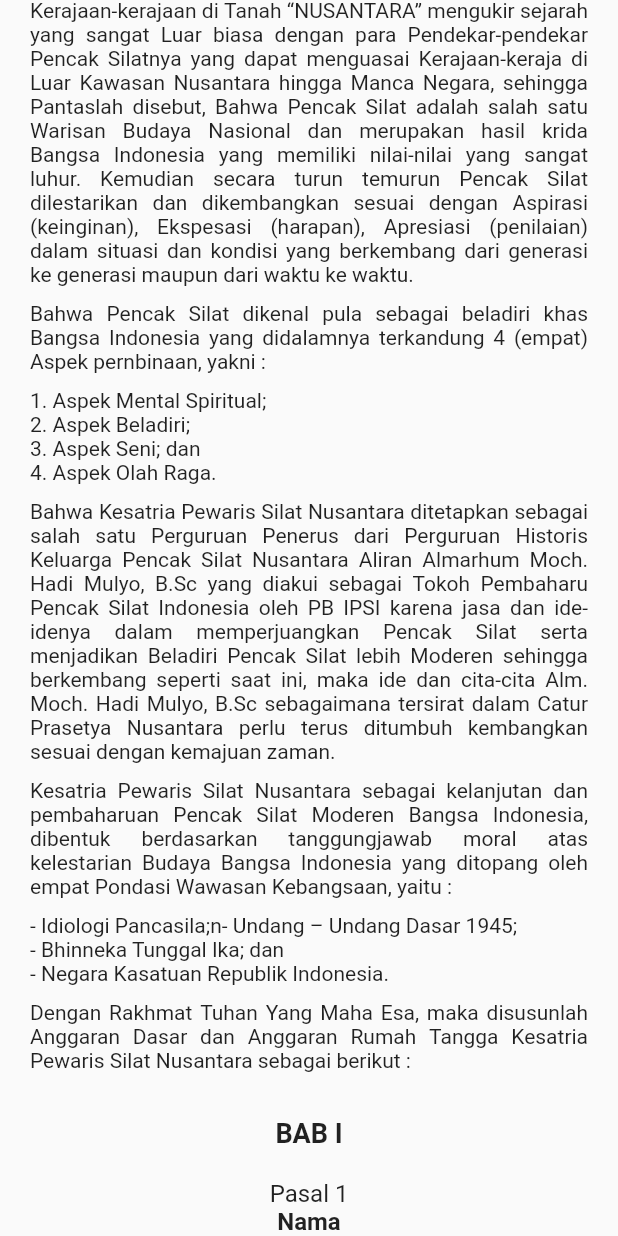
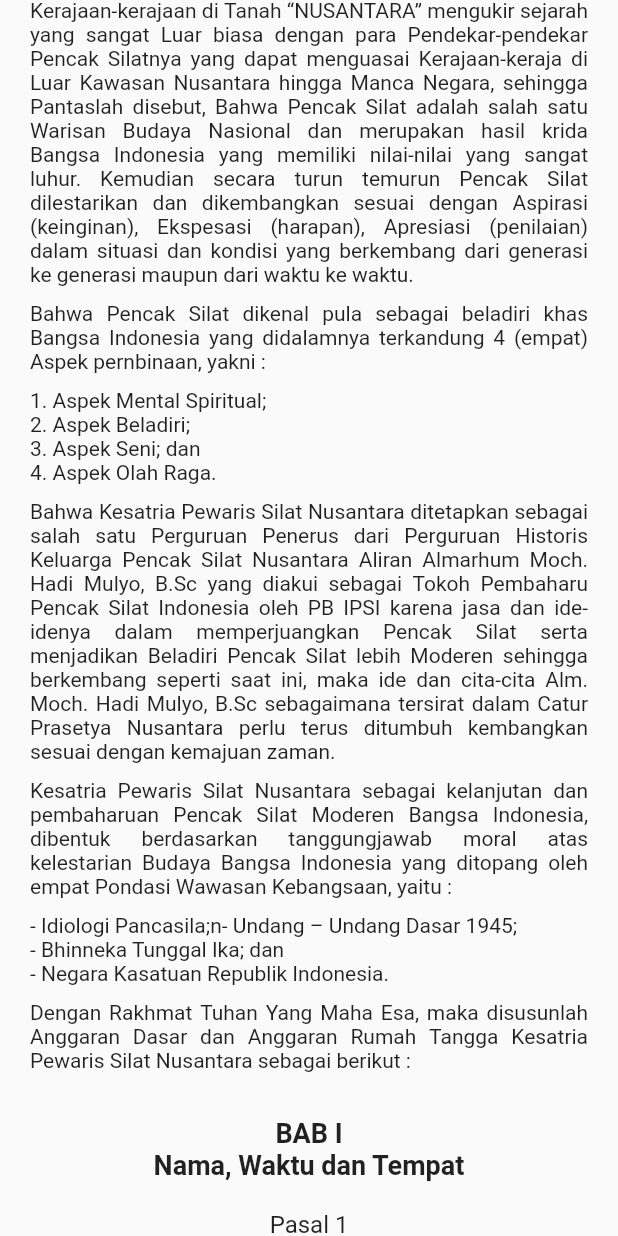
Before and after one commit to reonm4tcha/kps_nusantara_app, a Flutter app: the AD_dan_ART_Page widget shown alone on an empty page, opened directly, scrolled down 179 dp, on a phone screen of 412 x 824 dp. Run offline on Flutter 3.47's test engine with Material 2 defaults, Android fonts, the phone set to English and light mode, and no system bars; our stand-ins replace native_video_view; missing offline and left inert: syncfusion_flutter_pdfviewer.

Commit message:
manage page v12

```diff
--- a/lib/data/Data Lainnya/data AD DAN ART.dart
+++ b/lib/data/Data Lainnya/data AD DAN ART.dart
@@ -1,5 +1,5 @@
 class data_AD_DAN_ART{
-
+  //Pembukaan
   static String head_Pembukaan = 'I. PEMBUKAAN';
   static String isi_Pembukaan1 =
       '''Pencak Silat memiliki Peran Penting dalam berdirinya Bangsa Indonesia serta menjadikan Bangsa Indonesia sebagai Bangsa yang besar dan diakui seluruh Dunia, sebelum Negara Kesatuan Republik Indonesia ada Kerajaan-kerajaan di Tanah “NUSANTARA” mengukir sejarah yang sangat Luar biasa dengan para Pendekar-pendekar Pencak Silatnya yang dapat menguasai Kerajaan-keraja di Luar Kawasan Nusantara hingga Manca Negara, sehingga Pantaslah disebut, Bahwa Pencak Silat adalah salah satu Warisan Budaya Nasional dan merupakan hasil krida Bangsa Indonesia yang memiliki nilai-nilai yang sangat luhur. Kemudian secara turun temurun Pencak Silat dilestarikan dan dikembangkan sesuai dengan Aspirasi (keinginan), Ekspesasi (harapan), Apresiasi (penilaian) dalam situasi dan kondisi yang berkembang dari generasi ke generasi maupun dari waktu ke waktu.''';
@@ -13,10 +13,16 @@ class data_AD_DAN_ART{
   static String isi_Pembukaan6 = '- Idiologi Pancasila;n\- Undang – Undang Dasar 1945;\n- Bhinneka Tunggal Ika; dan\n- Negara Kasatuan Republik Indonesia.';
   static String isi_Pembukaan7 = 'Dengan Rakhmat Tuhan Yang Maha Esa, maka disusunlah Anggaran Dasar dan Anggaran Rumah Tangga Kesatria Pewaris Silat Nusantara sebagai berikut :';
 
+  //BAB I
   static String BAB_I = 'BAB I';
   static String jenis_pasalBABI = 'Nama, Waktu dan Tempat';
   static String no_1BABI = 'Pasal 1';
   static String nama_passal1BABI = 'Nama';
-  static String isi_passalBABI =
+  static String isi_passal1BABI =
   '''Perguruan ini bernama Kesatria Pewaris Silat Nusantara atau disingkat “Kesatria PS Nusantara”. Kesatria Pewaris Silat Nusantara didirikan sebagai Penerus Estafet dari Kesatria PS Nusantara yang di Pelopori Almarhum Moch. Hadi Mulyo, B.Sc berawal, pada tanggal 28 Juli 1968 dengan nama "Studi Group Pencak Silat Nusantara" untuk kemudian pada tanggal 28 Juli 1973 berganti nama menjadi Keluarga Pencak Silat Nusantara, dalam rangka melestarikan Keilmuan Almarhum Moch. Hadi Mulyo,B.Sc serta pengamalan Catur Prasetya Nusantara maka pada tanggal 25 Februari 2018 terbentuklah pembaharuan  "Kesatria Pewaris Silat Nusantara"., Namun tetap mengacu pada hari Jadinya “Studi Group Pencak Silat Nusantara” Tanggal 28 Juli 1968.''';
+  static String no_2BABI = 'Pasal 2';
+  static String nama_passal2BABI = 'Waktu';
+  static String isi_passal2BABI =
+  '''Kesatria Pewaris Silat Nusantara didirikan untuk waktu yang tidak ditentukan.''';
+
 }
--- a/lib/widgets/AD DAN ART Page.dart
+++ b/lib/widgets/AD DAN ART Page.dart
@@ -94,8 +94,8 @@ Widget AD_dan_ART_Page(){
         width: double.infinity,
         margin: EdgeInsets.only(top: 30),
         child:
-        Center(
-          child:
+        Column(
+          children: [
             Text(
               data_AD_DAN_ART.BAB_I,
               style: TextStyle(
@@ -103,6 +103,15 @@ Widget AD_dan_ART_Page(){
                   fontWeight: FontWeight.w600
               ),
             ),
+            Text(
+              data_AD_DAN_ART.jenis_pasalBABI,
+              style:
+              TextStyle(
+                fontSize: 18,
+                fontWeight: FontWeight.w600
+              ),
+            )
+          ]
         ),
       ),
       Container(
@@ -133,9 +142,25 @@ Widget AD_dan_ART_Page(){
           ),
         ),
       ),
-
-      // BAB 2
-      Container(),
+      Container(
+        width: double.infinity,
+        margin: EdgeInsets.only(top: 20, left: 20, right: 20),
+        child:
+        Text(
+          data_AD_DAN_ART.isi_passal1BABI,
+          textAlign: TextAlign.justify,
+        ),
+      ),
+      Container(
+        width: double.infinity,
+        margin: EdgeInsets.only(top: 30),
+        child:
+        Center(
+          child: Text(
+'            // data_AD_DAN_ART.'
+          ),
+        ),
+      ),
     ],
   );
 }
```
Lines whose indentation alone changed are shown as unchanged.
